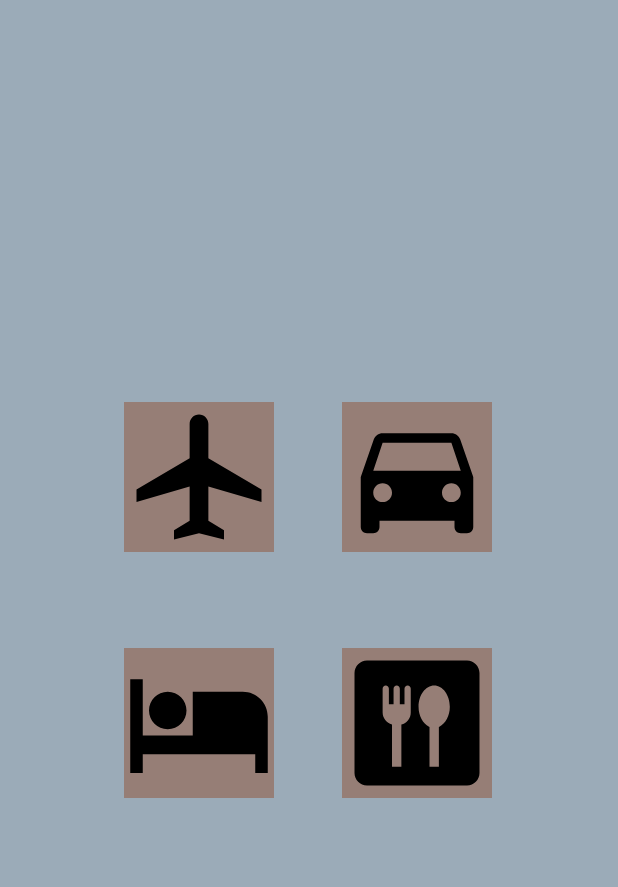
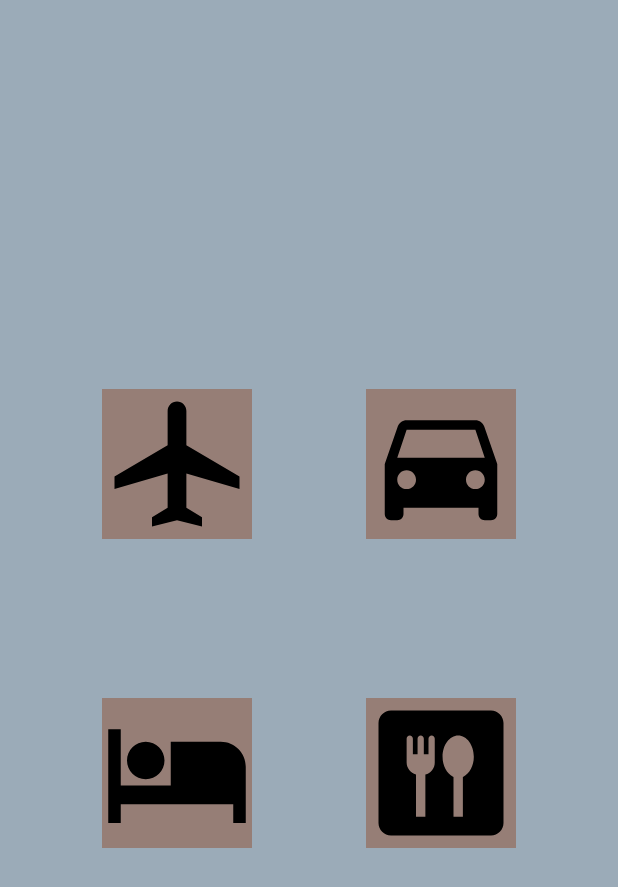
Before and after one commit to emilia-alcantara/ABP_9, an Android app: the screen it shows after launch (MainActivity), on a phone screen of 412 x 824 dp. Shown: the top 887 px of the screen. Run offline under Robolectric (Android 15) with nearby library versions, the phone set to English and light mode, and no system bars.

Commit message:
Corrección de los constraint.

```diff
--- a/app/src/main/res/layout/activity_main.xml
+++ b/app/src/main/res/layout/activity_main.xml
@@ -13,23 +13,21 @@
         android:layout_height="wrap_content"
         android:background="#967E76"
         android:contentDescription="Icono que representa la silueta de un avión."
-        app:layout_constraintBottom_toBottomOf="parent"
-        app:layout_constraintEnd_toEndOf="parent"
-        app:layout_constraintHorizontal_bias="0.266"
-        app:layout_constraintStart_toStartOf="parent"
-        app:layout_constraintTop_toTopOf="parent"
-        app:layout_constraintVertical_bias="0.37"
+        app:layout_constraintBottom_toTopOf="@+id/guideline7"
+        app:layout_constraintEnd_toStartOf="@+id/guideline4"
+        app:layout_constraintStart_toStartOf="@+id/guideline8"
+        app:layout_constraintTop_toTopOf="@+id/guideline5"
         app:srcCompat="@drawable/baseline_airplanemode_active_24" />
 
     <ImageButton
         android:id="@+id/imgBoton2"
         android:layout_width="wrap_content"
         android:layout_height="wrap_content"
-        android:layout_marginStart="45dp"
         android:background="#967E76"
         android:contentDescription="Icono que representa la silueta de un auto mirado desde el frente."
         app:layout_constraintBottom_toBottomOf="@+id/imgBoton1"
-        app:layout_constraintStart_toEndOf="@+id/imgBoton1"
+        app:layout_constraintEnd_toStartOf="@+id/guideline9"
+        app:layout_constraintStart_toStartOf="@+id/guideline4"
         app:layout_constraintTop_toTopOf="@+id/imgBoton1"
         app:layout_constraintVertical_bias="0.0"
         app:srcCompat="@drawable/baseline_directions_car_24" />
@@ -38,23 +36,23 @@
         android:id="@+id/imgBoton3"
         android:layout_width="wrap_content"
         android:layout_height="wrap_content"
-        android:layout_marginTop="64dp"
         android:background="#967E76"
         android:contentDescription="Icono que representa una persona recostada en una cama."
+        app:layout_constraintBottom_toTopOf="@+id/guideline6"
         app:layout_constraintEnd_toEndOf="@+id/imgBoton1"
         app:layout_constraintStart_toStartOf="@+id/imgBoton1"
-        app:layout_constraintTop_toBottomOf="@+id/imgBoton1"
+        app:layout_constraintTop_toTopOf="@+id/guideline7"
         app:srcCompat="@drawable/baseline_hotel_24" />
 
     <ImageButton
         android:id="@+id/imgBoton4"
         android:layout_width="wrap_content"
         android:layout_height="wrap_content"
-        android:layout_marginStart="45dp"
         android:background="#967E76"
         android:contentDescription="Icono que muestra dos utencilios, un tenedor y una cuchara."
         app:layout_constraintBottom_toBottomOf="@+id/imgBoton3"
-        app:layout_constraintStart_toEndOf="@+id/imgBoton3"
+        app:layout_constraintEnd_toStartOf="@+id/guideline9"
+        app:layout_constraintStart_toStartOf="@+id/guideline4"
         app:layout_constraintTop_toTopOf="@+id/imgBoton3"
         app:srcCompat="@drawable/baseline_dining_24" />
 
@@ -70,34 +68,34 @@
         android:layout_width="wrap_content"
         android:layout_height="wrap_content"
         android:orientation="horizontal"
-        app:layout_constraintGuide_percent="0.5" />
-
-    <androidx.constraintlayout.widget.Guideline
-        android:id="@+id/guideline6"
-        android:layout_width="wrap_content"
-        android:layout_height="wrap_content"
-        android:orientation="vertical"
         app:layout_constraintGuide_percent="0.25" />
-
-    <androidx.constraintlayout.widget.Guideline
-        android:id="@+id/guideline7"
-        android:layout_width="wrap_content"
-        android:layout_height="wrap_content"
-        android:orientation="vertical"
-        app:layout_constraintGuide_begin="309dp" />
 
     <androidx.constraintlayout.widget.Guideline
         android:id="@+id/guideline8"
         android:layout_width="wrap_content"
         android:layout_height="wrap_content"
         android:orientation="vertical"
-        app:layout_constraintGuide_begin="83dp" />
+        app:layout_constraintGuide_begin="30dp" />
 
     <androidx.constraintlayout.widget.Guideline
         android:id="@+id/guideline9"
         android:layout_width="wrap_content"
         android:layout_height="wrap_content"
         android:orientation="vertical"
-        app:layout_constraintGuide_end="83dp" />
+        app:layout_constraintGuide_end="30dp" />
+
+    <androidx.constraintlayout.widget.Guideline
+        android:id="@+id/guideline6"
+        android:layout_width="wrap_content"
+        android:layout_height="wrap_content"
+        android:orientation="horizontal"
+        app:layout_constraintGuide_percent="0.75" />
+
+    <androidx.constraintlayout.widget.Guideline
+        android:id="@+id/guideline7"
+        android:layout_width="wrap_content"
+        android:layout_height="wrap_content"
+        android:orientation="horizontal"
+        app:layout_constraintGuide_percent="0.5" />
 
 </androidx.constraintlayout.widget.ConstraintLayout>
```
